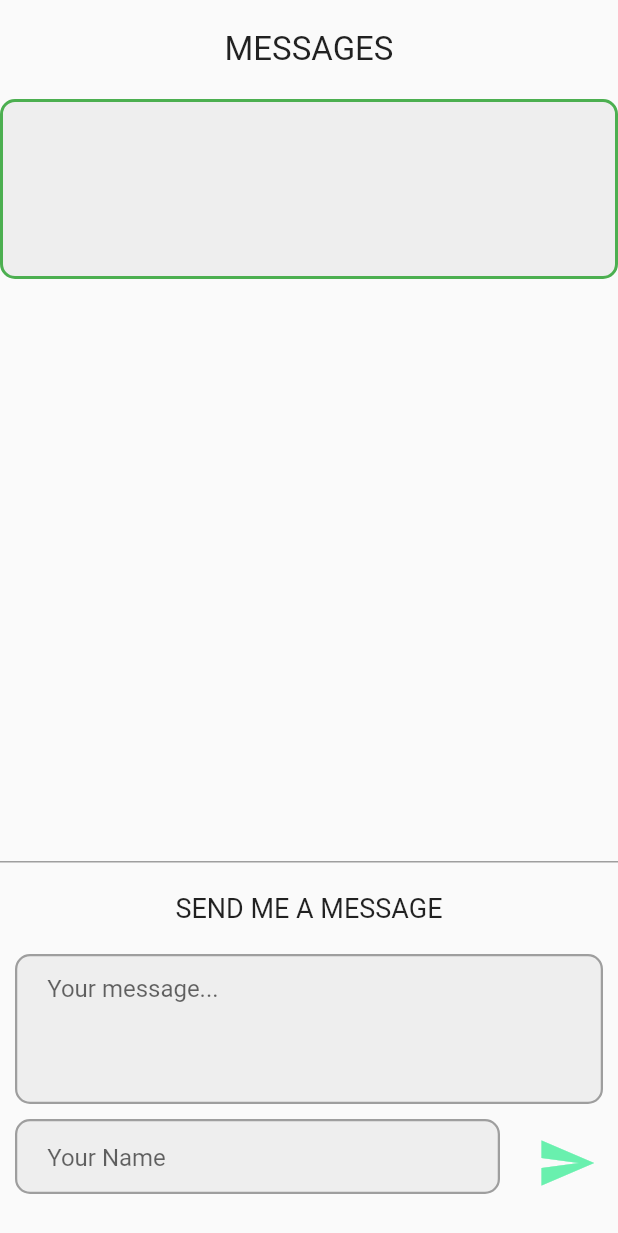
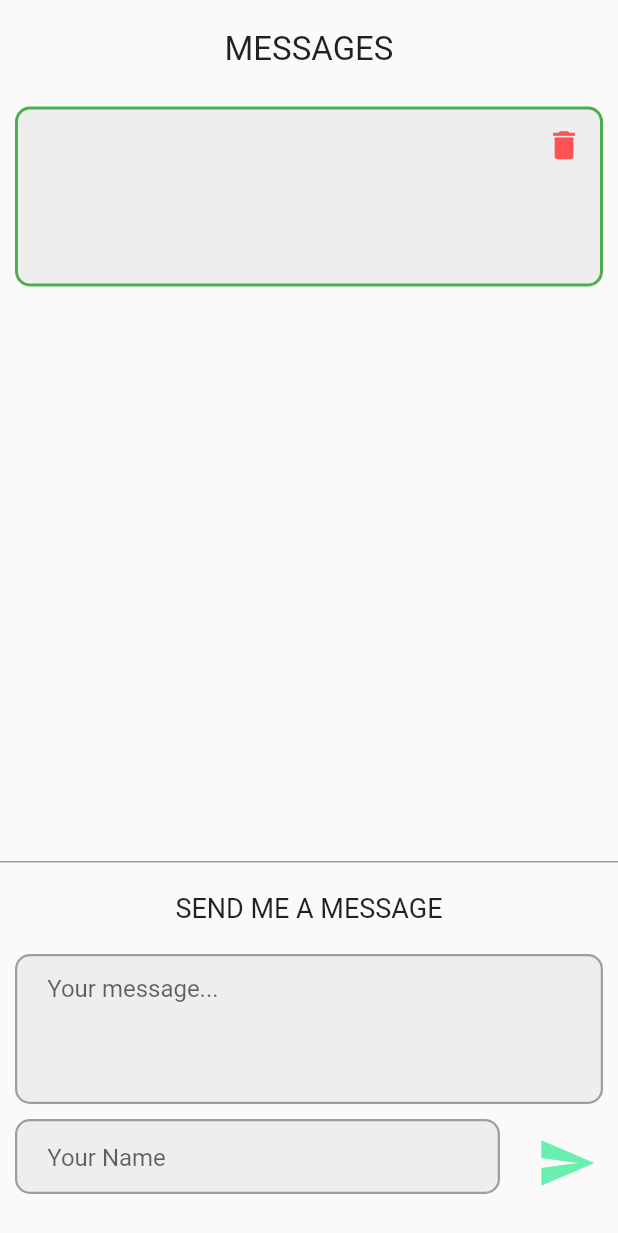
Before and after one commit to Ahmedkhalil98/profile, a Flutter app: the screen it shows after launch, after a tap on the "send" icon, on a phone screen of 412 x 824 dp. Shown: the top 1233 px of the screen. Run offline on Flutter 3.47's test engine with Material 2 defaults, Android fonts, the phone set to English and light mode, and no system bars; our stand-ins replace cloud_firestore, firebase_core, flutter_feather_icons; accounts and stored records are empty.

Commit message:
create messages screen & add message to DataBase and delete

```diff
--- a/lib/Screen/messages_board.dart
+++ b/lib/Screen/messages_board.dart
@@ -51,8 +51,9 @@ class _MessagesBoardState extends State<MessagesBoard> {
                             return Container(
                               width: 350,
                               height: 120,
-                              padding: EdgeInsets.all(15),
-                              margin: EdgeInsets.only(bottom: 10),
+                              padding: EdgeInsets.only(left: 10),
+                              margin: EdgeInsets.symmetric(
+                                  vertical: 5, horizontal: 10),
                               decoration: BoxDecoration(
                                 color: Colors.grey[200],
                                 borderRadius: BorderRadius.circular(10),
@@ -62,16 +63,40 @@ class _MessagesBoardState extends State<MessagesBoard> {
                               child: Column(
                                 crossAxisAlignment: CrossAxisAlignment.start,
                                 children: [
-                                  Text(
-                                    data[index].data()["full Name"].toString(),
-                                    style: TextStyle(
-                                      fontSize: 16,
-                                      fontWeight: FontWeight.bold,
-                                    ),
+                                  Row(
+                                    mainAxisAlignment:
+                                        MainAxisAlignment.spaceBetween,
+                                    children: [
+                                      Text(
+                                        data[index]
+                                            .data()["full Name"]
+                                            .toString(),
+                                        style: TextStyle(
+                                          fontSize: 16,
+                                          fontWeight: FontWeight.bold,
+                                        ),
+                                      ),
+                                      IconButton(
+                                          onPressed: () {
+                                            _db
+                                                .collection("messages")
+                                                .where("full Name",
+                                                    isEqualTo: data[index]
+                                                        .data()["full Name"])
+                                                .get()
+                                                .then((value) {
+                                              value.docs.first.reference
+                                                  .delete();
+                                            });
+                                          },
+                                          icon: Icon(
+                                            Icons.delete,
+                                            size: 25,
+                                            color: Colors.redAccent,
+                                          ))
+                                    ],
                                   ),
-                                  Padding(
-                                    padding:
-                                        const EdgeInsets.symmetric(vertical: 5),
+                                  Expanded(
                                     child: Text(
                                       data[index].data()["message"].toString(),
                                       style: TextStyle(
```
